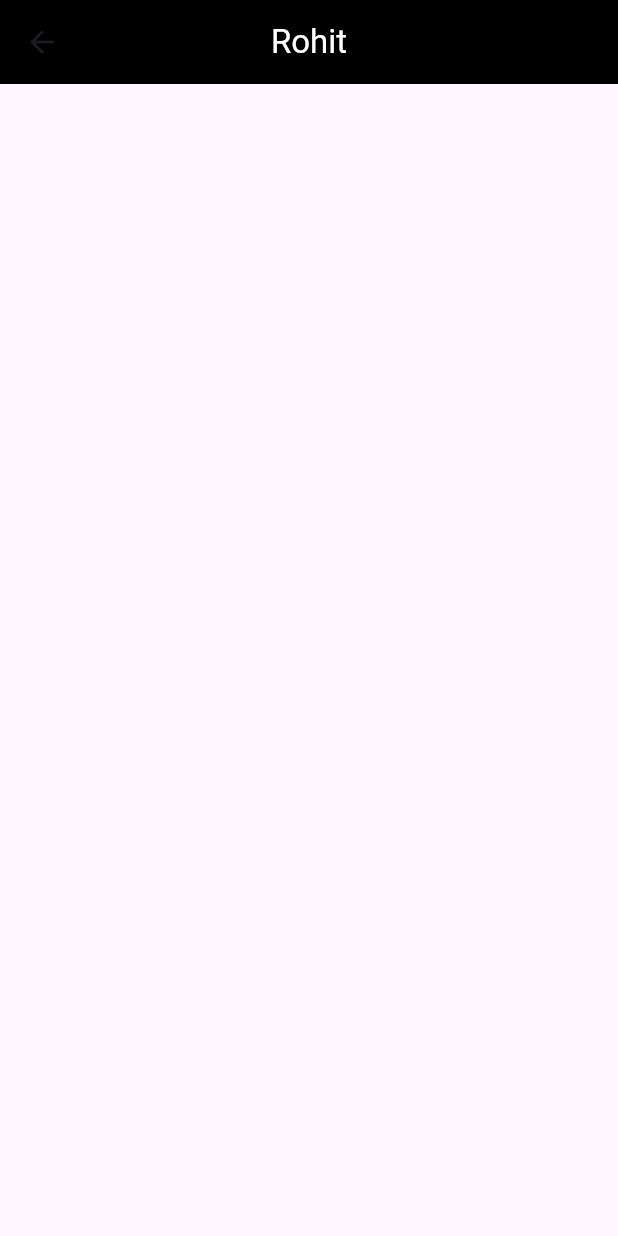
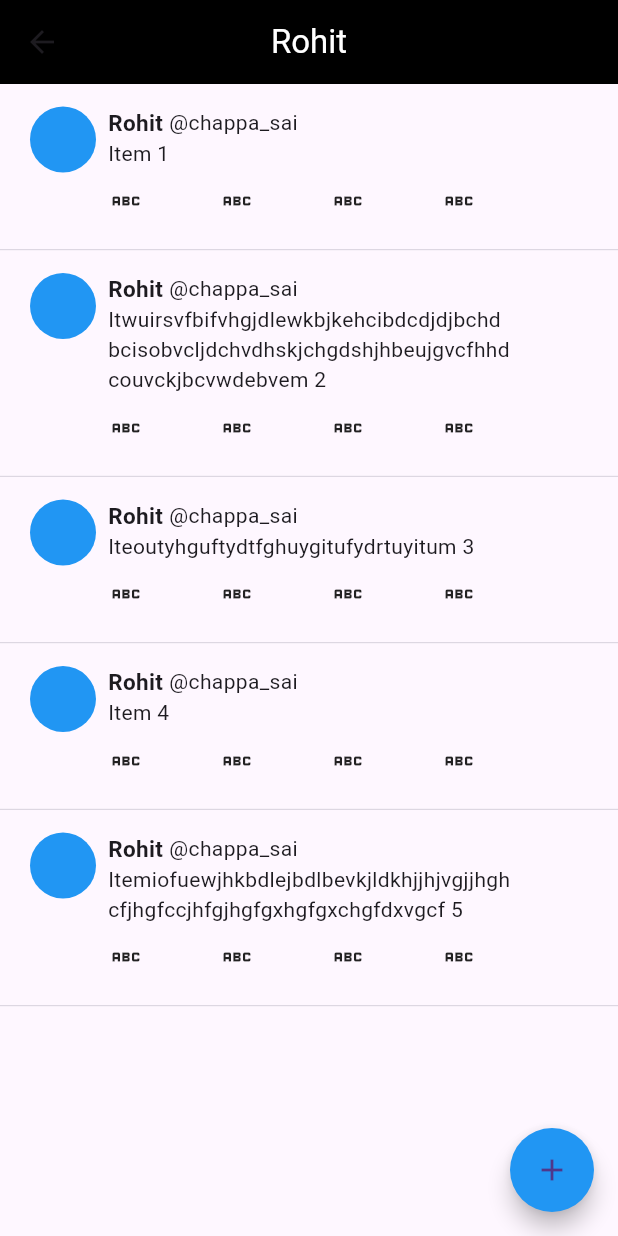
Before and after one commit to Sai-Rohit-Chappa/TwitterClone, a Flutter app: the TwitterHome screen opened directly, on a phone screen of 412 x 824 dp. Run offline on Flutter 3.47's test engine with Material 3 defaults, Android fonts, the phone set to English and light mode, and no system bars; our stand-ins replace flutter_svg.

Commit message:
created add_tweet.dart

```diff
--- a/lib/main.dart
+++ b/lib/main.dart
@@ -1,13 +1,25 @@
 import 'package:flutter/material.dart';
+import 'package:twitter_clone/add_tweet.dart';
 import 'package:twitter_clone/tweet.dart';
 
 void main() {
-  runApp(const MaterialApp(home: Tweet()));
+  runApp( MaterialApp(
+    routes:{
+      '/':(context) => TwitterHome(),
+      '/add':(context) => AddTweet()
+    }
+  ));
 }
 
-class TwitterHome extends StatelessWidget {
+class TwitterHome extends StatefulWidget {
   const TwitterHome({super.key});
 
+  @override
+  State<TwitterHome> createState() => _TwitterHomeState();
+}
+
+class _TwitterHomeState extends State<TwitterHome> {
+  final List<String> items = ["Item 1", "Itwuirsvfbifvhgjdlewkbjkehcibdcdjdjbchdbcisobvcljdchvdhskjchgdshjhbeujgvcfhhdcouvckjbcvwdebvem 2", "Iteoutyhguftydtfghuygitufydrtuyitum 3", "Item 4", "Itemiofuewjhkbdlejbdlbevkjldkhjjhjvgjjhghcfjhgfccjhfgjhgfgxhgfgxchgfdxvgcf 5"];
   @override
   Widget build(BuildContext context) {
     return Scaffold(
@@ -16,6 +28,28 @@ class TwitterHome extends StatelessWidget {
         centerTitle: true,
         backgroundColor: Colors.black,
       ),
+      body: ListView.builder(itemCount: items.length,itemBuilder: (context,index){
+
+
+          return Tweet(content:items[index]);
+
+      }),
+      floatingActionButton: FloatingActionButton(
+        backgroundColor: Colors.blue,
+
+        onPressed: (){
+          Navigator.push(
+    context,
+    MaterialPageRoute(builder: (context) => const AddTweet()),
+  );
+
+        },
+        shape: const CircleBorder(),
+        child:
+        const Icon(Icons.add),
+      ),
+
+
     );
   }
 }
--- a/lib/tweet.dart
+++ b/lib/tweet.dart
@@ -1,42 +1,44 @@
 import 'package:flutter/material.dart';
 import 'package:flutter_svg/flutter_svg.dart';
 
-class Tweet extends StatelessWidget {
-  const Tweet({super.key});
+class Tweet extends StatefulWidget {
+  const Tweet({super.key, required this.content});
+  final String content;
+  @override
+  State<Tweet> createState() => _TweetState();
+}
 
+class _TweetState extends State<Tweet> {
   @override
-  Widget build(BuildContext context) {
-    return Scaffold(
-        appBar: AppBar(),
-        body: Container(
-          height: 700,
-          width: double.infinity,
-          padding: EdgeInsets.all(20),
-          child: Column(
+  Widget build(
+    BuildContext context,
+  ) {
+    return Column(
       children: [
-              Row(
+        Padding(
+          padding: const EdgeInsets.fromLTRB(20, 15, 20, 5),
+          child: Row(
             crossAxisAlignment: CrossAxisAlignment.start,
             children: [
-                  CircleAvatar(
-                radius: 30.0,
+              const CircleAvatar(
+                radius: 22.0,
                 // backgroundImage:
                 //     NetworkImage('https://via.placeholder.com/150'),
                 backgroundColor: Colors.blue,
               ),
-
               Container(
-                    padding: EdgeInsets.fromLTRB(8, 0, 8, 0),
+                padding: const EdgeInsets.fromLTRB(8, 0, 8, 0),
                 child: Column(
                   crossAxisAlignment: CrossAxisAlignment.start,
                   children: [
-                        Row(
+                    const Row(
                       children: [
                         Text(
                           'Rohit',
                           style: TextStyle(
                               fontWeight: FontWeight.bold, fontSize: 15),
                         ),
-                            const SizedBox(width: 4),
+                        SizedBox(width: 4),
                         Text(
                           '@chappa_sai',
                         )
@@ -44,22 +46,37 @@ class Tweet extends StatelessWidget {
                     ),
                     Container(
                       constraints:
-                              BoxConstraints(maxHeight: 230, maxWidth: 270),
-                          child: Text("edk  lbcdjbjkgfedighkgfhcvjhjdbdbjhv"),
-                        )
+                          const BoxConstraints(maxHeight: 230, maxWidth: 270),
+                      child: Text(widget.content),
+                    ),
+                    const SizedBox(height: 10),
+                    const Row(
+                      mainAxisAlignment: MainAxisAlignment.center,
+                      children: [
+                        Icon(Icons.abc),
+                        SizedBox(width: 50),
+                        Icon(Icons.abc),
+                        SizedBox(width: 50),
+                        Icon(Icons.abc),
+                        SizedBox(width: 50),
+                        Icon(Icons.abc),
+                      ],
+                    ),
                   ],
                 ),
               )
             ],
           ),
-              SizedBox(height: 10),
-              Divider(
+        ),
+
+        const SizedBox(height: 15),
+
+        const Divider(
           height: 1,
           thickness: 0.5,
         )
-              ,Image.network("https://cdn-icons-png.flaticon.com/512/2919/2919906.png")
+        // )
       ],
-          ),
-        ));
+    );
   }
 }
```
Also changed, not shown: lib/add_tweet.dart (added, +73 -0 lines). Lines whose indentation alone changed are shown as unchanged.
